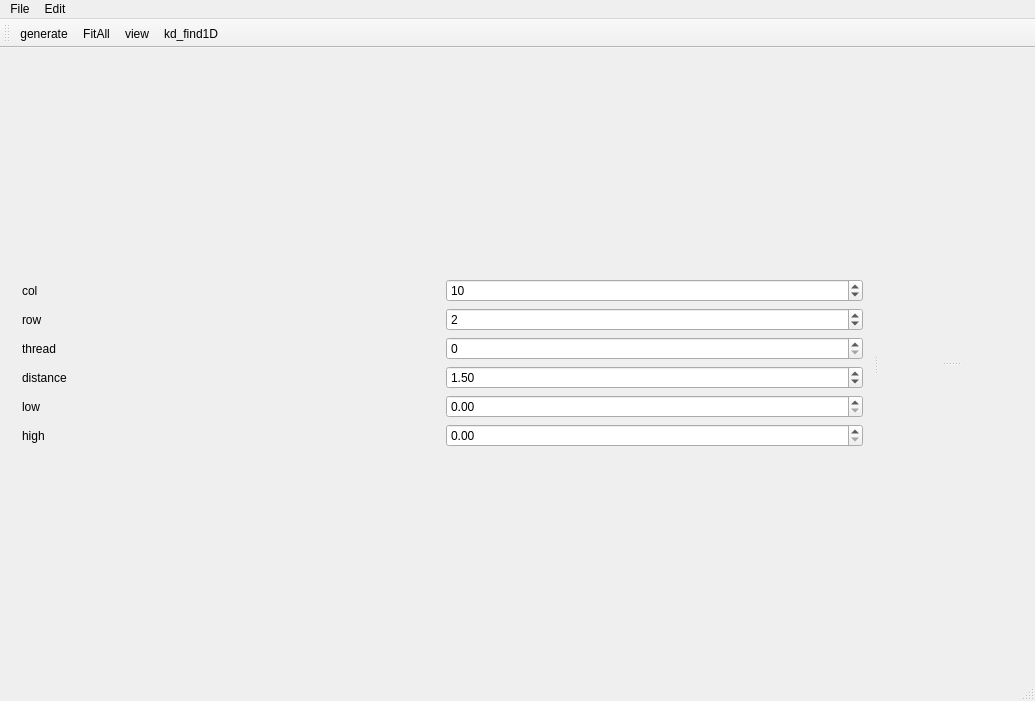
This is OccDebuger/MainWindowOcc.ui in WisdomToNorth/OccDemo as Qt 5 draws it before an edit. The edited form follows.
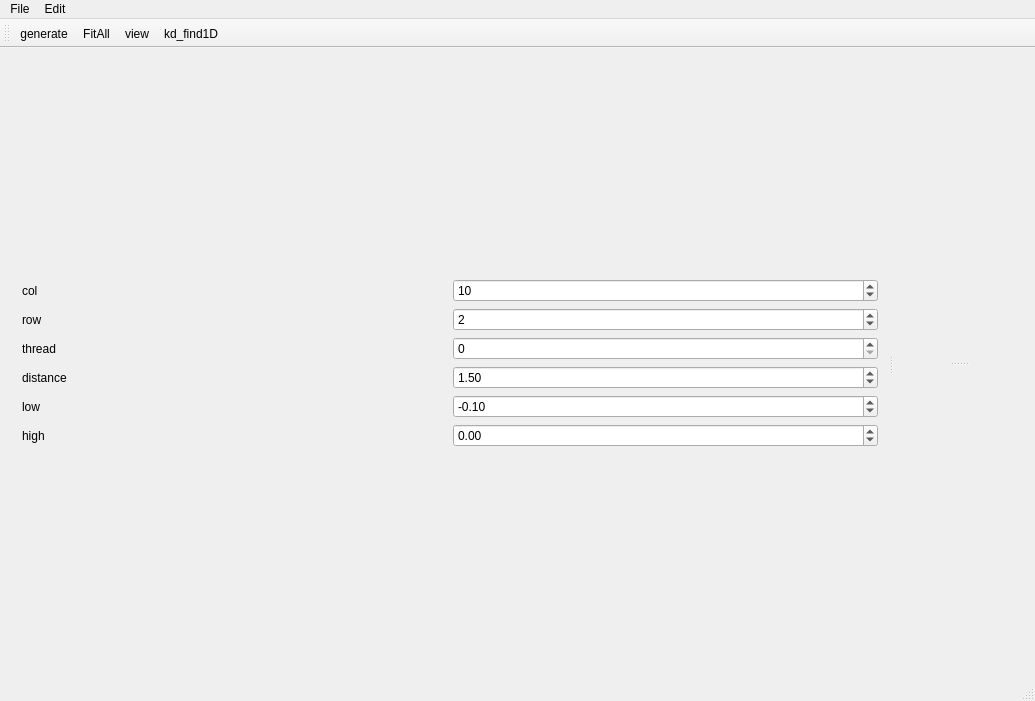
This is the edited form.

Diff of the .ui file:
```diff
--- a/OccDebuger/MainWindowOcc.ui
+++ b/OccDebuger/MainWindowOcc.ui
@@ -35,7 +35,17 @@
            </widget>
           </item>
           <item row="5" column="1">
-           <widget class="QDoubleSpinBox" name="dsb_high"/>
+           <widget class="QDoubleSpinBox" name="dsb_high">
+            <property name="minimum">
+             <double>-1000.000000000000000</double>
+            </property>
+            <property name="maximum">
+             <double>1000.000000000000000</double>
+            </property>
+            <property name="singleStep">
+             <double>0.100000000000000</double>
+            </property>
+           </widget>
           </item>
           <item row="4" column="0">
            <widget class="QLabel" name="lb_low">
@@ -76,7 +86,20 @@
            </widget>
           </item>
           <item row="4" column="1">
-           <widget class="QDoubleSpinBox" name="dsb_low"/>
+           <widget class="QDoubleSpinBox" name="dsb_low">
+            <property name="minimum">
+             <double>-1000.000000000000000</double>
+            </property>
+            <property name="maximum">
+             <double>1000.000000000000000</double>
+            </property>
+            <property name="singleStep">
+             <double>0.100000000000000</double>
+            </property>
+            <property name="value">
+             <double>-0.100000000000000</double>
+            </property>
+           </widget>
           </item>
           <item row="0" column="1">
            <widget class="QSpinBox" name="sb_col">
```
